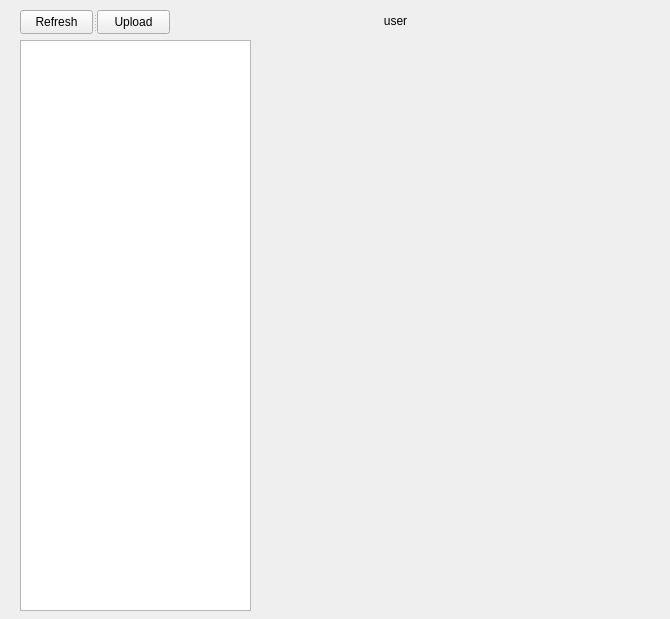
Above: ui/widget.ui from CousinRock/GEE_Asset_Help before the change. Below: the same form after it.
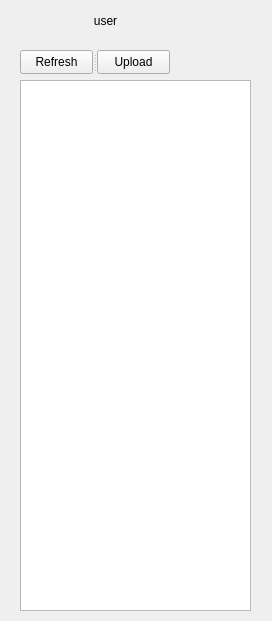
That is the form after the change.

```diff
--- a/ui/widget.ui
+++ b/ui/widget.ui
@@ -6,8 +6,8 @@
    <rect>
     <x>0</x>
     <y>0</y>
-    <width>670</width>
-    <height>619</height>
+    <width>272</width>
+    <height>621</height>
    </rect>
   </property>
   <property name="windowTitle">
@@ -16,7 +16,7 @@
   <widget class="QLabel" name="user">
    <property name="geometry">
     <rect>
-     <x>360</x>
+     <x>70</x>
      <y>10</y>
      <width>71</width>
      <height>21</height>
@@ -39,9 +39,9 @@
    <property name="geometry">
     <rect>
      <x>20</x>
-     <y>40</y>
+     <y>80</y>
      <width>231</width>
-     <height>571</height>
+     <height>531</height>
     </rect>
    </property>
    <property name="styleSheet">
@@ -61,7 +61,7 @@
    <property name="geometry">
     <rect>
      <x>20</x>
-     <y>10</y>
+     <y>50</y>
      <width>150</width>
      <height>24</height>
     </rect>
```
